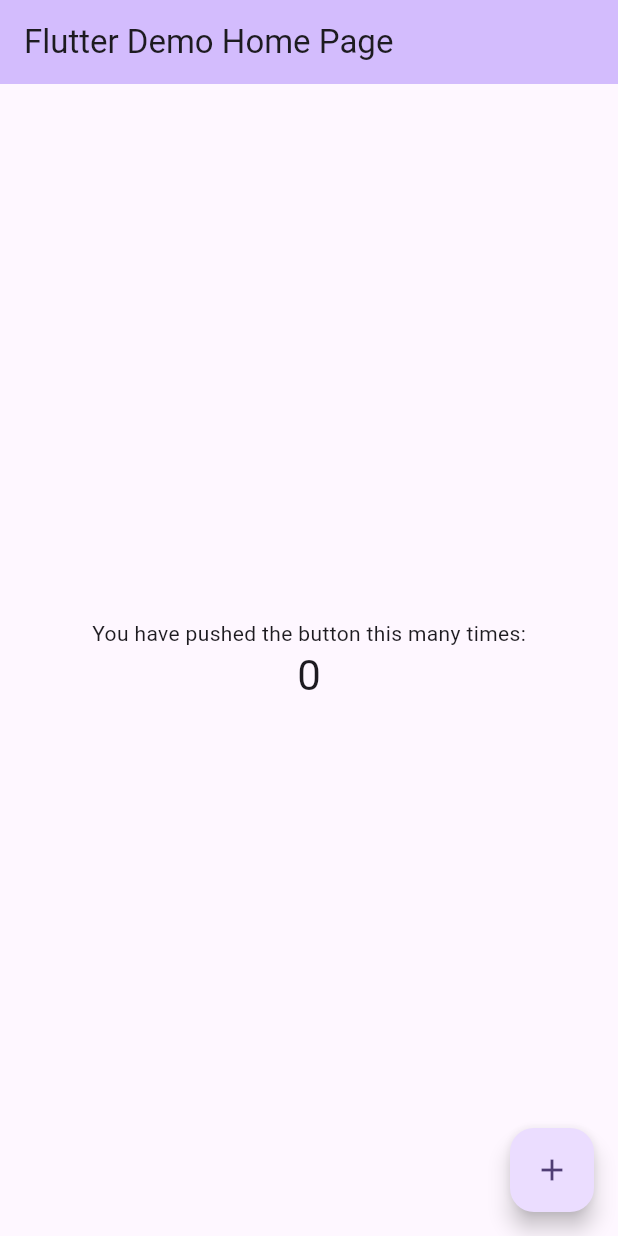
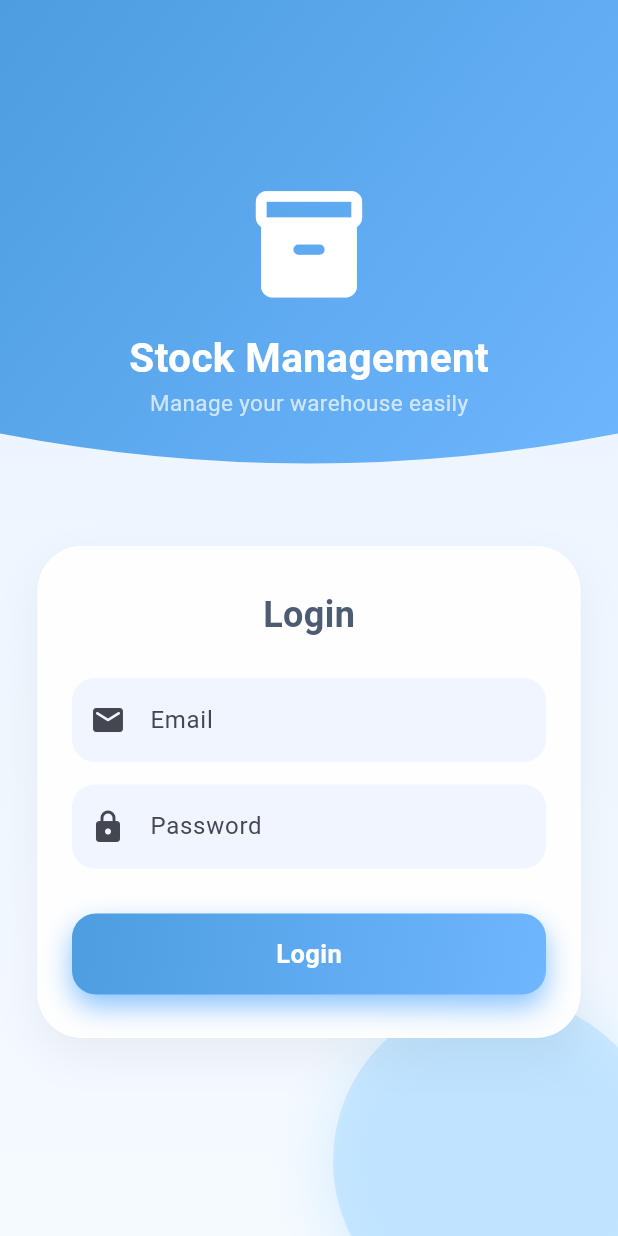
Before and after one commit to FalahRafif/Semester5_StockLab, a Flutter app: the screen it shows after launch, on a phone screen of 412 x 824 dp. Run offline on Flutter 3.47's test engine with Material 3 defaults, Android fonts, the phone set to English and light mode, and no system bars.

Commit message:
add login screen

```diff
--- /dev/null
+++ b/lib/application/login_manager.dart
@@ -0,0 +1,27 @@
+class LoginManager {
+  Future<Map<String, dynamic>> login({
+    required String email,
+    required String password,
+  }) async {
+    // Simulasi validasi
+    if (email.isEmpty || password.isEmpty) {
+      return {
+        "success": false,
+        "message": "Email dan password tidak boleh kosong"
+      };
+    }
+
+    // Simulasi cek user (bisa diganti API)
+    if (email == "admin@gmail.com" && password == "admin123") {
+      return {
+        "success": true,
+        "message": "Login berhasil"
+      };
+    }
+
+    return {
+      "success": false,
+      "message": "Email atau password salah"
+    };
+  }
+}
--- a/lib/main.dart
+++ b/lib/main.dart
@@ -1,122 +1,25 @@
 import 'package:flutter/material.dart';
+import 'presentation/screens/wrappers/mobile_wrapper.dart';
+import 'presentation/screens/auth/login.dart';
 
 void main() {
-  runApp(const MyApp());
+  runApp(const StockApp());
 }
 
-class MyApp extends StatelessWidget {
-  const MyApp({super.key});
+class StockApp extends StatelessWidget {
+  const StockApp({super.key});
 
-  // This widget is the root of your application.
   @override
   Widget build(BuildContext context) {
     return MaterialApp(
-      title: 'Flutter Demo',
+      title: 'Stock App',
+      debugShowCheckedModeBanner: false,
       theme: ThemeData(
-        // This is the theme of your application.
-        //
-        // TRY THIS: Try running your application with "flutter run". You'll see
-        // the application has a purple toolbar. Then, without quitting the app,
-        // try changing the seedColor in the colorScheme below to Colors.green
-        // and then invoke "hot reload" (save your changes or press the "hot
-        // reload" button in a Flutter-supported IDE, or press "r" if you used
-        // the command line to start the app).
-        //
-        // Notice that the counter didn't reset back to zero; the application
-        // state is not lost during the reload. To reset the state, use hot
-        // restart instead.
-        //
-        // This works for code too, not just values: Most code changes can be
-        // tested with just a hot reload.
-        colorScheme: ColorScheme.fromSeed(seedColor: Colors.deepPurple),
+        colorScheme: ColorScheme.fromSeed(seedColor: Colors.blueAccent),
+        useMaterial3: true,
+        fontFamily: "Roboto",
       ),
-      home: const MyHomePage(title: 'Flutter Demo Home Page'),
+      home: const MobileWrapper(child: LoginScreen()),
     );
   }
 }
-
-class MyHomePage extends StatefulWidget {
-  const MyHomePage({super.key, required this.title});
-
-  // This widget is the home page of your application. It is stateful, meaning
-  // that it has a State object (defined below) that contains fields that affect
-  // how it looks.
-
-  // This class is the configuration for the state. It holds the values (in this
-  // case the title) provided by the parent (in this case the App widget) and
-  // used by the build method of the State. Fields in a Widget subclass are
-  // always marked "final".
-
-  final String title;
-
-  @override
-  State<MyHomePage> createState() => _MyHomePageState();
-}
-
-class _MyHomePageState extends State<MyHomePage> {
-  int _counter = 0;
-
-  void _incrementCounter() {
-    setState(() {
-      // This call to setState tells the Flutter framework that something has
-      // changed in this State, which causes it to rerun the build method below
-      // so that the display can reflect the updated values. If we changed
-      // _counter without calling setState(), then the build method would not be
-      // called again, and so nothing would appear to happen.
-      _counter++;
-    });
-  }
-
-  @override
-  Widget build(BuildContext context) {
-    // This method is rerun every time setState is called, for instance as done
-    // by the _incrementCounter method above.
-    //
-    // The Flutter framework has been optimized to make rerunning build methods
-    // fast, so that you can just rebuild anything that needs updating rather
-    // than having to individually change instances of widgets.
-    return Scaffold(
-      appBar: AppBar(
-        // TRY THIS: Try changing the color here to a specific color (to
-        // Colors.amber, perhaps?) and trigger a hot reload to see the AppBar
-        // change color while the other colors stay the same.
-        backgroundColor: Theme.of(context).colorScheme.inversePrimary,
-        // Here we take the value from the MyHomePage object that was created by
-        // the App.build method, and use it to set our appbar title.
-        title: Text(widget.title),
-      ),
-      body: Center(
-        // Center is a layout widget. It takes a single child and positions it
-        // in the middle of the parent.
-        child: Column(
-          // Column is also a layout widget. It takes a list of children and
-          // arranges them vertically. By default, it sizes itself to fit its
-          // children horizontally, and tries to be as tall as its parent.
-          //
-          // Column has various properties to control how it sizes itself and
-          // how it positions its children. Here we use mainAxisAlignment to
-          // center the children vertically; the main axis here is the vertical
-          // axis because Columns are vertical (the cross axis would be
-          // horizontal).
-          //
-          // TRY THIS: Invoke "debug painting" (choose the "Toggle Debug Paint"
-          // action in the IDE, or press "p" in the console), to see the
-          // wireframe for each widget.
-          mainAxisAlignment: MainAxisAlignment.center,
-          children: <Widget>[
-            const Text('You have pushed the button this many times:'),
-            Text(
-              '$_counter',
-              style: Theme.of(context).textTheme.headlineMedium,
-            ),
-          ],
-        ),
-      ),
-      floatingActionButton: FloatingActionButton(
-        onPressed: _incrementCounter,
-        tooltip: 'Increment',
-        child: const Icon(Icons.add),
-      ), // This trailing comma makes auto-formatting nicer for build methods.
-    );
-  }
-}
--- /dev/null
+++ b/lib/presentation/screens/admin/home.dart
@@ -0,0 +1,22 @@
+import 'package:flutter/material.dart';
+
+class HomePage extends StatelessWidget {
+  const HomePage({super.key});
+
+  @override
+  Widget build(BuildContext context) {
+    return Scaffold(
+      appBar: AppBar(
+        title: const Text("Dashboard"),
+        backgroundColor: Colors.blueAccent,
+        foregroundColor: Colors.white,
+      ),
+      body: const Center(
+        child: Text(
+          "Selamat datang di dashboard!",
+          style: TextStyle(fontSize: 20),
+        ),
+      ),
+    );
+  }
+}
--- /dev/null
+++ b/lib/presentation/screens/auth/login.dart
@@ -0,0 +1,289 @@
+import 'package:flutter/material.dart';
+import '../../../application/login_manager.dart';
+import '../wrappers/mobile_wrapper.dart';
+import '../admin/home.dart';
+
+class LoginScreen extends StatefulWidget {
+  const LoginScreen({super.key});
+
+  @override
+  State<LoginScreen> createState() => _LoginScreenState();
+}
+
+class _LoginScreenState extends State<LoginScreen> {
+  final emailC = TextEditingController();
+  final passC = TextEditingController();
+  final loginManager = LoginManager();
+
+  bool isLoading = false;
+
+  Future<void> handleLogin() async {
+    setState(() => isLoading = true);
+
+    final result = await loginManager.login(
+      email: emailC.text.trim(),
+      password: passC.text.trim(),
+    );
+
+    setState(() => isLoading = false);
+
+    if (!mounted) return;
+
+    if (result["success"] == true) {
+      // login sukses → pindah halaman
+      Navigator.pushReplacement(
+        context,
+        MaterialPageRoute(builder: (_) => const MobileWrapper(child: HomePage())),
+      );
+    } else {
+      // tampilkan pesan error
+      ScaffoldMessenger.of(context).showSnackBar(
+        SnackBar(
+          content: Text(result["message"]),
+          backgroundColor: Colors.redAccent,
+        ),
+      );
+    }
+  }
+
+  @override
+  Widget build(BuildContext context) {
+    final size = MediaQuery.of(context).size;
+
+    return Container(
+      decoration: const BoxDecoration(
+        gradient: LinearGradient(
+          colors: [Color(0xFFE8F3FF), Color(0xFFF5FAFF)],
+          begin: Alignment.topCenter,
+          end: Alignment.bottomCenter,
+        ),
+      ),
+      child: SingleChildScrollView(
+        child: SizedBox(
+          height: size.height,
+          child: Stack(
+            children: [
+              // ORNAMENTS
+              Positioned(
+                top: -50,
+                left: -40,
+                child: Container(
+                  width: 180,
+                  height: 180,
+                  decoration: BoxDecoration(
+                    color: const Color(0xFFB7DBFF).withOpacity(0.35),
+                    shape: BoxShape.circle,
+                    boxShadow: [
+                      BoxShadow(
+                        color: const Color(0xFFB7DBFF).withOpacity(0.25),
+                        blurRadius: 40,
+                        spreadRadius: 10,
+                        offset: const Offset(0, 6),
+                      ),
+                    ],
+                  ),
+                ),
+              ),
+              Positioned(
+                bottom: -60,
+                right: -30,
+                child: Container(
+                  width: 220,
+                  height: 220,
+                  decoration: BoxDecoration(
+                    color: const Color(0xFF80C8FF).withOpacity(0.30),
+                    shape: BoxShape.circle,
+                    boxShadow: [
+                      BoxShadow(
+                        color: const Color(0xFF80C8FF).withOpacity(0.22),
+                        blurRadius: 30,
+                        spreadRadius: 6,
+                        offset: const Offset(0, 6),
+                      ),
+                    ],
+                  ),
+                ),
+              ),
+
+              Column(
+                children: [
+                  ClipPath(
+                    clipper: _HeaderClipper(),
+                    child: Container(
+                      width: size.width,
+                      padding: const EdgeInsets.only(top: 120, bottom: 50),
+                      decoration: const BoxDecoration(
+                        gradient: LinearGradient(
+                          colors: [Color(0xFF4D9DE0), Color(0xFF6FB6FF)],
+                          begin: Alignment.topLeft,
+                          end: Alignment.bottomRight,
+                        ),
+                      ),
+                      child: Column(
+                        children: const [
+                          Icon(Icons.inventory_2_rounded, size: 85, color: Colors.white),
+                          SizedBox(height: 14),
+                          Text(
+                            "Stock Management",
+                            style: TextStyle(
+                              color: Colors.white,
+                              fontSize: 27,
+                              fontWeight: FontWeight.bold,
+                            ),
+                          ),
+                          Text(
+                            "Manage your warehouse easily",
+                            style: TextStyle(
+                              color: Colors.white70,
+                              fontSize: 15,
+                            ),
+                          ),
+                        ],
+                      ),
+                    ),
+                  ),
+
+                  const SizedBox(height: 35),
+
+                  Padding(
+                    padding: const EdgeInsets.symmetric(horizontal: 25),
+                    child: Container(
+                      padding: const EdgeInsets.symmetric(horizontal: 22, vertical: 28),
+                      decoration: BoxDecoration(
+                        color: Colors.white.withOpacity(0.95),
+                        borderRadius: BorderRadius.circular(30),
+                        boxShadow: [
+                          BoxShadow(
+                            color: Colors.black.withOpacity(0.05),
+                            blurRadius: 25,
+                            offset: const Offset(0, 12),
+                          ),
+                        ],
+                        border: Border.all(color: Colors.white.withOpacity(0.6)),
+                      ),
+                      child: Column(
+                        children: [
+                          const Text(
+                            "Login",
+                            style: TextStyle(
+                              fontSize: 24,
+                              fontWeight: FontWeight.bold,
+                              color: Color(0xFF4D5C73),
+                            ),
+                          ),
+
+                          const SizedBox(height: 25),
+
+                          // EMAIL
+                          _StyledInput(
+                            controller: emailC,
+                            label: "Email",
+                            icon: Icons.email_rounded,
+                          ),
+
+                          const SizedBox(height: 15),
+
+                          // PASSWORD
+                          _StyledInput(
+                            controller: passC,
+                            label: "Password",
+                            icon: Icons.lock_rounded,
+                            obscure: true,
+                          ),
+
+                          const SizedBox(height: 30),
+
+                          // BUTTON LOGIN
+                          SizedBox(
+                            width: double.infinity,
+                            child: GestureDetector(
+                              onTap: isLoading ? null : handleLogin,
+                              child: Container(
+                                padding: const EdgeInsets.symmetric(vertical: 15),
+                                decoration: BoxDecoration(
+                                  borderRadius: BorderRadius.circular(16),
+                                  gradient: const LinearGradient(
+                                    colors: [Color(0xFF4D9DE0), Color(0xFF6FB6FF)],
+                                    begin: Alignment.topLeft,
+                                    end: Alignment.bottomRight,
+                                  ),
+                                  boxShadow: const [
+                                    BoxShadow(
+                                      color: Color(0xFF89C2FF),
+                                      blurRadius: 15,
+                                      offset: Offset(0, 8),
+                                    ),
+                                  ],
+                                ),
+                                alignment: Alignment.center,
+                                child: Text(
+                                  isLoading ? "Loading..." : "Login",
+                                  style: const TextStyle(
+                                    fontSize: 17,
+                                    fontWeight: FontWeight.bold,
+                                    color: Colors.white,
+                                  ),
+                                ),
+                              ),
+                            ),
+                          ),
+                        ],
+                      ),
+                    ),
+                  ),
+                ],
+              ),
+            ],
+          ),
+        ),
+      ),
+    );
+  }
+}
+
+class _StyledInput extends StatelessWidget {
+  final TextEditingController controller;
+  final String label;
+  final IconData icon;
+  final bool obscure;
+
+  const _StyledInput({
+    required this.controller,
+    required this.label,
+    required this.icon,
+    this.obscure = false,
+  });
+
+  @override
+  Widget build(BuildContext context) {
+    return TextField(
+      controller: controller,
+      obscureText: obscure,
+      decoration: InputDecoration(
+        labelText: label,
+        prefixIcon: Icon(icon),
+        filled: true,
+        fillColor: const Color(0xFFF0F5FF),
+        border: OutlineInputBorder(
+          borderRadius: BorderRadius.circular(15),
+          borderSide: BorderSide.none,
+        ),
+      ),
+    );
+  }
+}
+
+class _HeaderClipper extends CustomClipper<Path> {
+  @override
+  Path getClip(Size size) {
+    final path = Path();
+    path.lineTo(0, size.height - 40);
+    path.quadraticBezierTo(size.width * 0.5, size.height, size.width, size.height - 40);
+    path.lineTo(size.width, 0);
+    path.close();
+    return path;
+  }
+
+  @override
+  bool shouldReclip(covariant CustomClipper<Path> oldClipper) => false;
+}
--- /dev/null
+++ b/lib/presentation/screens/wrappers/mobile_wrapper.dart
@@ -0,0 +1,20 @@
+import 'package:flutter/material.dart';
+
+class MobileWrapper extends StatelessWidget {
+  final Widget child;
+  const MobileWrapper({super.key, required this.child});
+
+  @override
+  Widget build(BuildContext context) {
+    return Scaffold(
+      body: Center(
+        child: ConstrainedBox(
+          constraints: const BoxConstraints(
+            maxWidth: 430, // width maksimum seperti HP
+          ),
+          child: child,
+        ),
+      ),
+    );
+  }
+}
```
